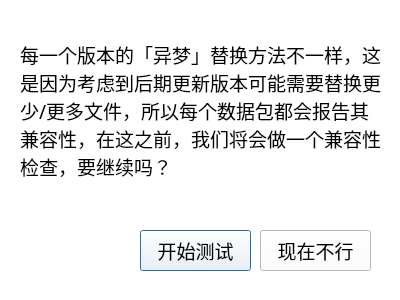
First picture: the form in checklist.ui, repository Marcus-P-114514/Genshin-Server-Converter, before the edit.
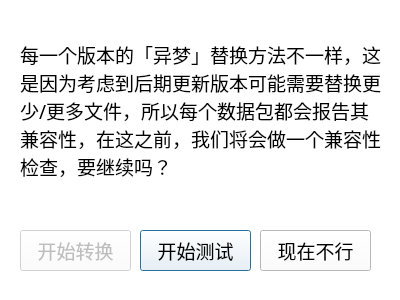
Second picture: the form after the edit.

The edit to the form file:
```diff
--- a/checklist.ui
+++ b/checklist.ui
@@ -79,6 +79,28 @@
     <string>现在不行</string>
    </property>
   </widget>
+  <widget class="QPushButton" name="start_prog">
+   <property name="enabled">
+    <bool>false</bool>
+   </property>
+   <property name="geometry">
+    <rect>
+     <x>20</x>
+     <y>230</y>
+     <width>111</width>
+     <height>41</height>
+    </rect>
+   </property>
+   <property name="font">
+    <font>
+     <family>Source Han Sans</family>
+     <pointsize>14</pointsize>
+    </font>
+   </property>
+   <property name="text">
+    <string>开始转换</string>
+   </property>
+  </widget>
  </widget>
  <resources/>
  <connections/>
```
